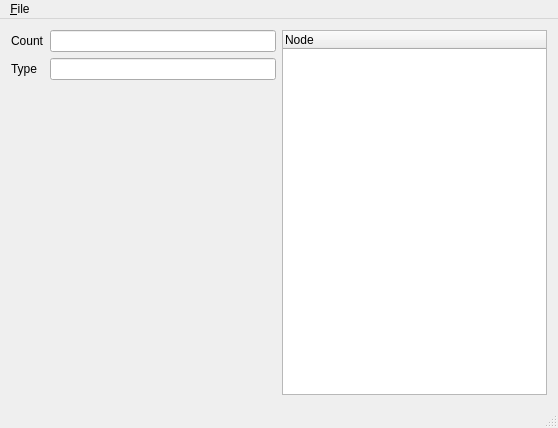
This is SHAPES_TEST/mainwindow.ui in gaowudao/CRITERIA3D as Qt 5 draws it before an edit. The edited form follows.
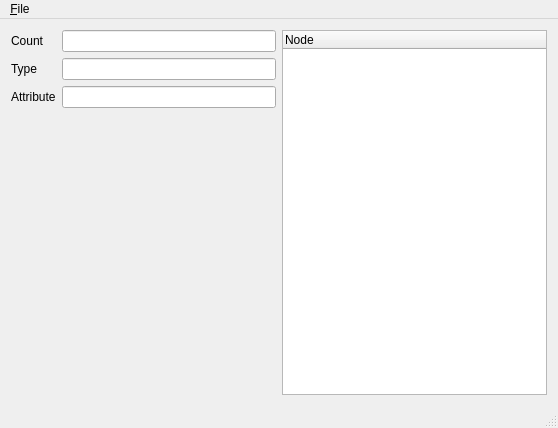
This is the edited form.

Commit message: print attribute numbers

What changed in the file:
```diff
--- a/SHAPES_TEST/mainwindow.ui
+++ b/SHAPES_TEST/mainwindow.ui
@@ -56,6 +56,16 @@
           </property>
          </widget>
         </item>
+        <item row="2" column="0">
+         <widget class="QLabel" name="fields">
+          <property name="text">
+           <string>Attribute</string>
+          </property>
+         </widget>
+        </item>
+        <item row="2" column="1">
+         <widget class="QLineEdit" name="fieldsCount"/>
+        </item>
        </layout>
       </item>
       <item>
```
Left out of the diff: 2 changed lines with no effect on the pictures. The commit also changes 4 other files.
